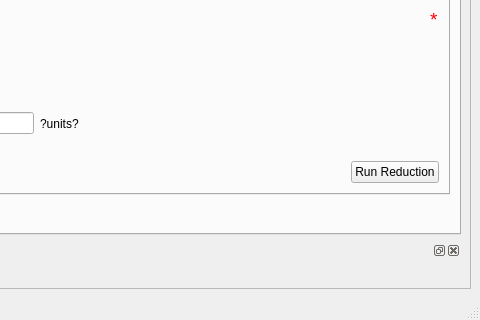
This is designer/ui_mainWindow.ui in neutrons/addie as Qt 5 draws it before an edit; both pictures show x 741 to 1221 and y 541 to 861 of the 1221 by 861 pixel window. The edited form follows.
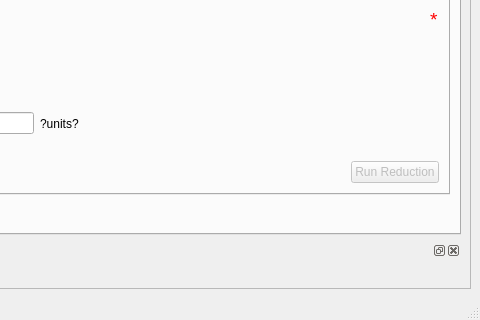
This is the edited form. The open tabs and pages were chosen to show the change. Custom widgets are drawn as their Qt base class.

Patch:
```diff
--- a/designer/ui_mainWindow.ui
+++ b/designer/ui_mainWindow.ui
@@ -2398,7 +2398,7 @@
                     <item>
                      <widget class="QPushButton" name="mantid_run_reduction">
                       <property name="enabled">
-                       <bool>true</bool>
+                       <bool>false</bool>
                       </property>
                       <property name="text">
                        <string>Run Reduction</string>
```
